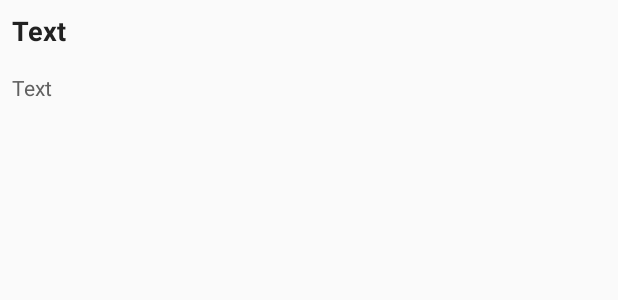
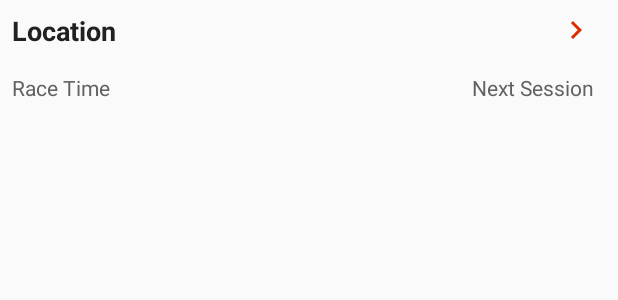
Before and after one commit to alexverdonck/RaceSchedule, an Android app: the layout list_item_event.xml on its own in the app's theme, with its tools: preview values and no code run, on a phone screen of 412 x 824 dp. Shown: the top 300 px of the screen. Run offline under Robolectric (Android 15) with nearby library versions, the phone set to English and light mode, and no system bars.

```diff
--- /dev/null
+++ b/app/src/main/res/drawable/ic_baseline_chevron_right_24.xml
@@ -0,0 +1,10 @@
+<vector xmlns:android="http://schemas.android.com/apk/res/android"
+    android:width="24dp"
+    android:height="24dp"
+    android:viewportWidth="24"
+    android:viewportHeight="24"
+    android:tint="?attr/colorControlNormal">
+  <path
+      android:fillColor="@android:color/white"
+      android:pathData="M10,6L8.59,7.41 13.17,12l-4.58,4.59L10,18l6,-6z"/>
+</vector>
--- a/app/src/main/res/layout/list_item_event.xml
+++ b/app/src/main/res/layout/list_item_event.xml
@@ -8,6 +8,7 @@
         <variable
             name="event"
             type="com.github.alexverdonck.raceschedule.data.Event" />
+
         <variable
             name="clickListener"
             type="com.github.alexverdonck.raceschedule.eventtracker.EventListener" />
@@ -16,43 +17,56 @@
     <androidx.constraintlayout.widget.ConstraintLayout
         android:layout_width="match_parent"
         android:layout_height="wrap_content"
-        android:orientation="vertical"
-        android:onClick="@{() ->clickListener.onClick(event)}">
+        android:onClick="@{() ->clickListener.onClick(event)}"
+        android:orientation="vertical">
 
         <TextView
             android:id="@+id/event_location"
+            style="@style/ItemHeader"
             android:layout_width="wrap_content"
             android:layout_height="wrap_content"
             android:layout_marginStart="8dp"
             android:layout_marginTop="8dp"
-            style="@style/ItemHeader"
             app:eventLocation="@{event}"
             app:layout_constraintStart_toStartOf="parent"
             app:layout_constraintTop_toTopOf="parent"
-            tools:text="Text" />
+            tools:text="Location" />
 
         <TextView
             android:id="@+id/race_time"
+            style="@style/ItemContent"
             android:layout_width="wrap_content"
             android:layout_height="wrap_content"
             android:layout_marginStart="8dp"
             android:layout_marginTop="16dp"
             android:layout_marginBottom="8dp"
-            style="@style/ItemContent"
             app:eventRaceTime="@{event}"
             app:layout_constraintBottom_toBottomOf="parent"
             app:layout_constraintStart_toStartOf="parent"
             app:layout_constraintTop_toBottomOf="@+id/event_location"
-            tools:text="Text" />
+            tools:text="Race Time" />
 
         <TextView
-            android:id="@+id/textView"
+            android:id="@+id/next_session"
+            style="@style/ItemNextSession"
             android:layout_width="wrap_content"
             android:layout_height="wrap_content"
             android:layout_marginEnd="16dp"
             android:layout_marginBottom="8dp"
             app:eventNextSession="@{event}"
             app:layout_constraintBottom_toBottomOf="parent"
-            app:layout_constraintEnd_toEndOf="parent" />
+            app:layout_constraintEnd_toEndOf="parent"
+            tools:text="Next Session" />
+
+        <ImageView
+            android:id="@+id/imageView"
+            android:layout_width="wrap_content"
+            android:layout_height="wrap_content"
+            android:layout_marginTop="8dp"
+            android:layout_marginEnd="16dp"
+            app:layout_constraintEnd_toEndOf="parent"
+            app:layout_constraintTop_toTopOf="parent"
+            app:srcCompat="@drawable/ic_baseline_chevron_right_24"
+            app:tint="@color/orange_700" />
     </androidx.constraintlayout.widget.ConstraintLayout>
 </layout>
--- a/app/src/main/res/values/colors.xml
+++ b/app/src/main/res/values/colors.xml
@@ -8,6 +8,7 @@
     <color name="black">#FF000000</color>
     <color name="white">#FFFFFFFF</color>
     <color name="gray_900">#212121</color>
+    <color name="gray_800">#424242</color>
     <color name="gray_700">#616161</color>
     <color name="gray_50">#FAFAFA</color>
     <color name="orange_800">#A30000</color>
--- a/app/src/main/res/values/styles.xml
+++ b/app/src/main/res/values/styles.xml
@@ -9,4 +9,9 @@
         <item name="android:textSize">14sp</item>
         <item name="android:textColor">@color/gray_700</item>
     </style>
+    <style name="ItemNextSession">
+        <item name="android:textSize">14sp</item>
+        <item name="android:textColor">@color/gray_700</item>
+        <item name="android:textAlignment">center</item>
+    </style>
 </resources>
```
Also changed, not shown: app/src/main/java/com/github/alexverdonck/raceschedule/MainActivity.kt (+9 -0 lines), app/src/main/java/com/github/alexverdonck/raceschedule/data/Event.kt (+10 -7 lines), app/src/main/res/anim/slide_in_left.xml (added, +9 -0 lines), app/src/main/res/anim/slide_in_right.xml (added, +9 -0 lines), app/src/main/res/anim/slide_out_left.xml (added, +9 -0 lines), app/src/main/res/anim/slide_out_right.xml (added, +9 -0 lines), app/src/main/res/navigation/navigation.xml (+13 -3 lines).
